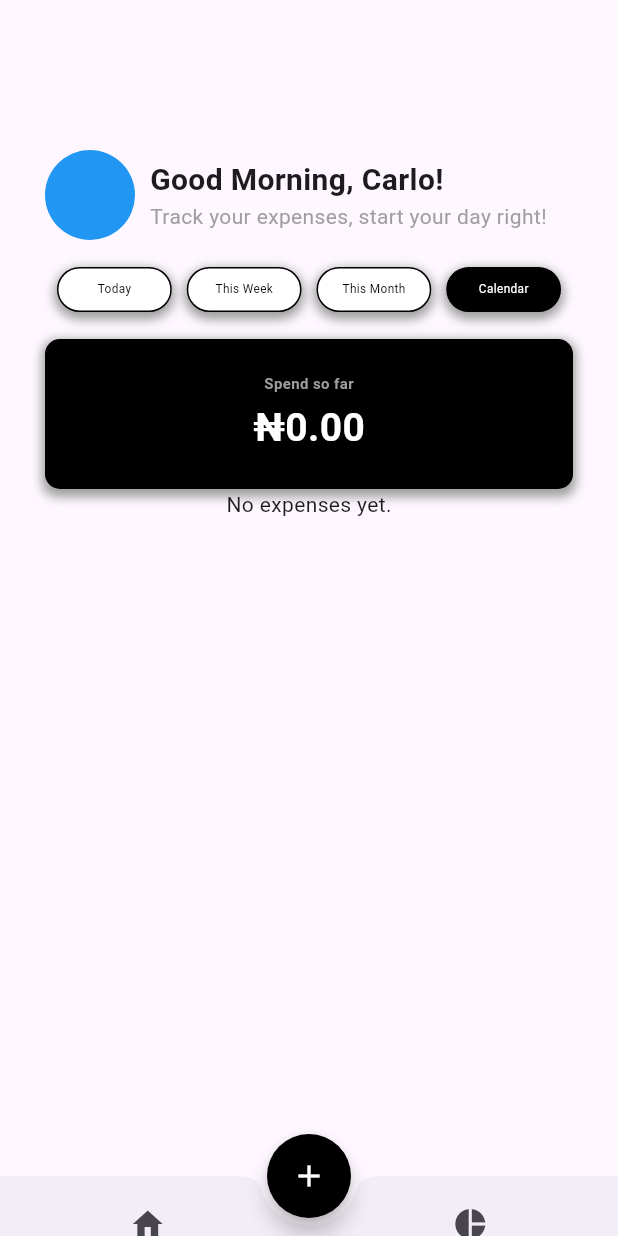
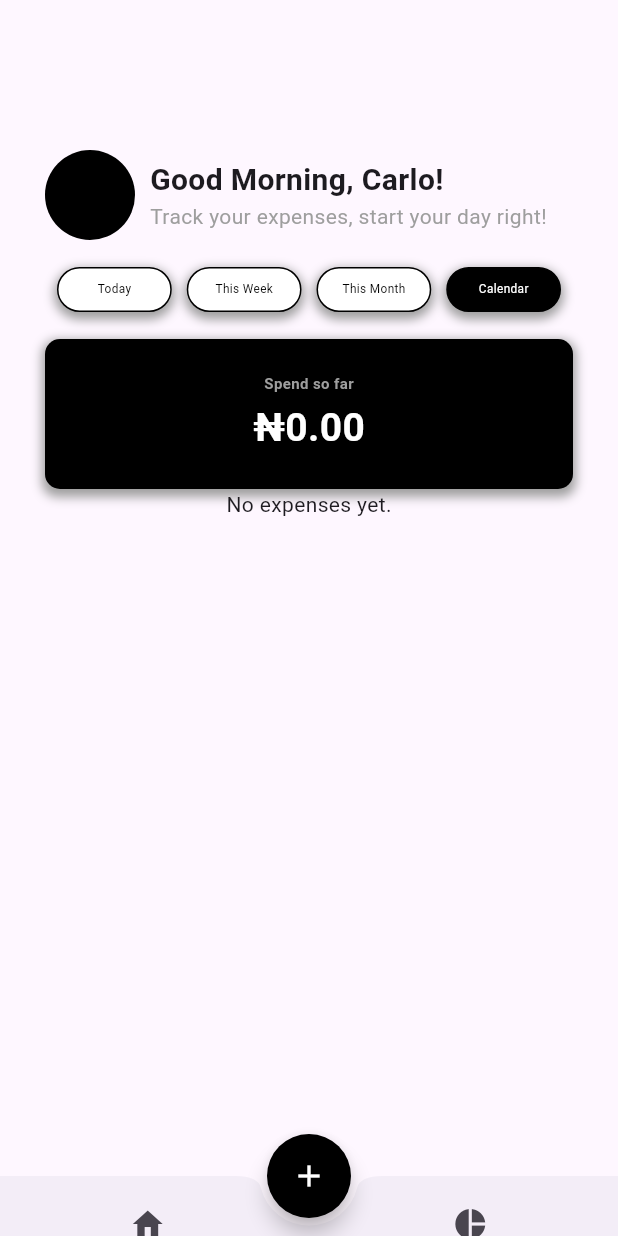
Before and after one commit to Khaloyyy/Expense_Tracker, a Flutter app: the screen it shows after launch, on a phone screen of 412 x 824 dp. Run offline on Flutter 3.47's test engine with Material 3 defaults, Android fonts, the phone set to English and light mode, and no system bars; our stand-ins replace flutter_riverpod, go_router, riverpod_annotation, shared_preferences, table_calendar; generated files the repository leaves out were written again.

Commit message:
Update header.dart

```diff
--- a/expense_tracker/lib/features/expense_tracker/presentation/widgets/dashboard/header.dart
+++ b/expense_tracker/lib/features/expense_tracker/presentation/widgets/dashboard/header.dart
@@ -10,7 +10,10 @@ class HeaderWidget extends StatelessWidget {
         Container(
           width: 60.0,
           height: 60.0,
-          decoration: BoxDecoration(color: Colors.blue, shape: BoxShape.circle),
+          decoration: BoxDecoration(
+            color: Colors.black,
+            shape: BoxShape.circle,
+          ),
         ),
 
         const SizedBox(width: 10),
```
